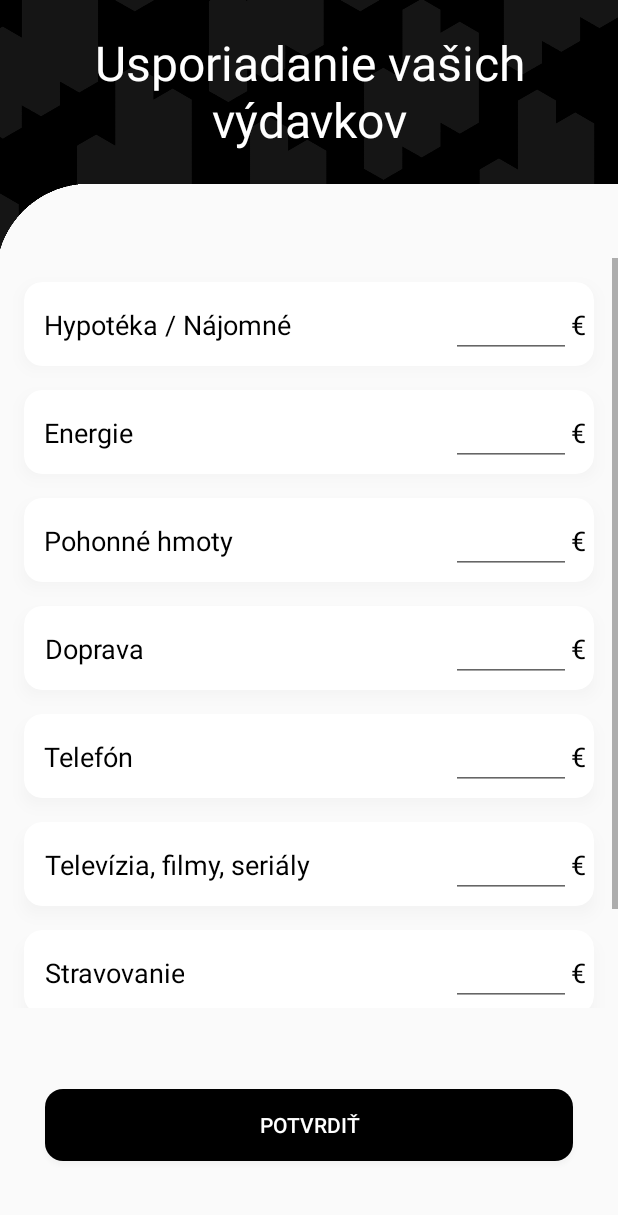
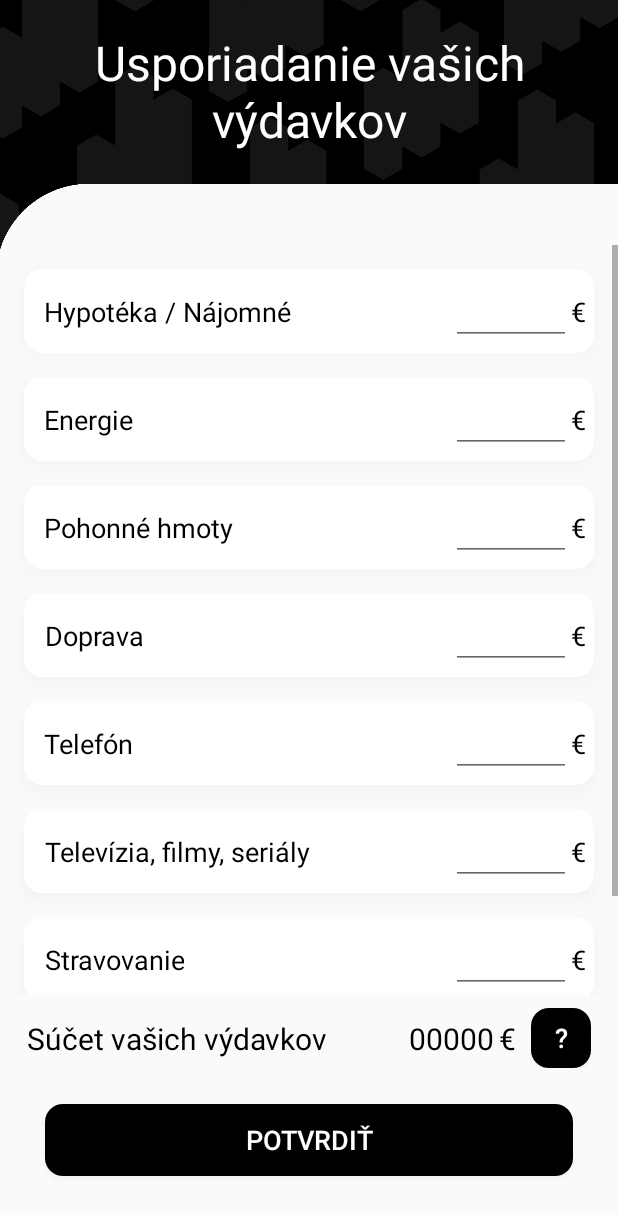
Before and after one commit to Trupendo/FinHealth, an Android app: the AddExpensesFragment screen opened through its navigation route, on a phone screen of 412 x 824 dp. Shown: the top 1215 px of the screen. Run offline under Robolectric (Android 15) with nearby library versions, the phone set to English and light mode, and no system bars; our stand-ins replace Firebase (no records; nobody signed in at launch, a user with empty details on screens opened directly).

Commit message:
AddExpensesFragment update 2.0

```diff
--- a/app/src/main/java/devetlopers/finhealth/AddExpensesFragment.java
+++ b/app/src/main/java/devetlopers/finhealth/AddExpensesFragment.java
@@ -11,6 +11,10 @@ import android.view.LayoutInflater;
 import android.view.View;
 import android.view.ViewGroup;
 import android.widget.Button;
+import android.widget.EditText;
+import android.widget.TextView;
+
+import java.util.concurrent.atomic.AtomicReference;
 
 public class AddExpensesFragment extends Fragment {
 
@@ -29,6 +33,36 @@ public class AddExpensesFragment extends Fragment {
     public void onViewCreated(@NonNull View view, @Nullable Bundle savedInstanceState) {
         super.onViewCreated(view, savedInstanceState);
         Button confirmButton = view.findViewById(R.id.confirmExpenses);
+        Button updateExpenses = view.findViewById(R.id.updateExpenses);
+        EditText hypoteka0 = view.findViewById(R.id.hypoteka);
+        EditText energie0 = view.findViewById(R.id.energie);
+        EditText pohonneHmoty0 = view.findViewById(R.id.pohohonneHmoty);
+        EditText doprava0 = view.findViewById(R.id.doprava);
+        EditText telefon0 = view.findViewById(R.id.telefon);
+        EditText televizia0 = view.findViewById(R.id.televizia);
+        EditText stravovanie0 = view.findViewById(R.id.stravovanie);
+        EditText barber0 = view.findViewById(R.id.barber);
+        TextView continuousExpenses0 = view.findViewById(R.id.continuousExpenses);
+        AtomicReference<Double> sucetVydavkov = new AtomicReference<>((double) 0);
+
+
+        updateExpenses.setOnClickListener(view1 -> {
+            double hypoteka = 0;
+            if (hypoteka0.getText() != null) {
+                System.out.println("Dajme tomu");
+                hypoteka = Double.parseDouble(String.valueOf(hypoteka0.getText()));
+            }
+            else hypoteka = 0;
+            double energie = Double.parseDouble(String.valueOf(energie0.getText()));
+            double pohonneHmoty = Double.parseDouble(String.valueOf(pohonneHmoty0.getText()));
+            double doprava = Double.parseDouble(String.valueOf(doprava0.getText()));
+            double telefon = Double.parseDouble(String.valueOf(telefon0.getText()));
+            double televizia = Double.parseDouble(String.valueOf(televizia0.getText()));
+            double stravovanie = Double.parseDouble(String.valueOf(stravovanie0.getText()));
+            double barber = Double.parseDouble(String.valueOf(barber0.getText()));
+            sucetVydavkov.set(hypoteka + energie + pohonneHmoty + doprava + telefon + televizia + stravovanie + barber);
+            continuousExpenses0.setText(sucetVydavkov.toString());
+        });
 
         confirmButton.setOnClickListener(view1 -> {
             Navigation.findNavController(view).navigate(R.id.action_addExpensesFragment2_to_planCreateFragment);
--- a/app/src/main/res/layout/fragment_add_expenses.xml
+++ b/app/src/main/res/layout/fragment_add_expenses.xml
@@ -7,6 +7,7 @@
     tools:context=".AddExpensesFragment"
     android:background="#fafafa">
 
+    <!-- Pozadie -->
     <ImageView
         android:id="@id/imageView"
         android:layout_width="wrap_content"
@@ -20,6 +21,7 @@
         app:layout_constraintTop_toTopOf="parent"
         app:layout_constraintVertical_bias="0" />
 
+    <!-- Názov fragmentu -->
     <TextView
         android:id="@+id/textView2"
         android:layout_width="wrap_content"
@@ -34,10 +36,12 @@
         app:layout_constraintStart_toStartOf="parent"
         app:layout_constraintTop_toTopOf="parent" />
 
+    <!-- Tabuľka na vpísanie výdavkov -->
     <ScrollView
+        android:id="@+id/scrollView2"
         android:layout_width="match_parent"
         android:layout_height="500dp"
-        android:layout_marginTop="20dp"
+        android:layout_marginTop="2dp"
         app:layout_constraintBottom_toBottomOf="parent"
         app:layout_constraintTop_toTopOf="parent">
 
@@ -47,9 +51,9 @@
             android:layout_marginTop="0dp"
             android:alignmentMode="alignMargins"
             android:columnCount="1"
-            android:rowCount="2"
             android:columnOrderPreserved="false"
             android:orientation="vertical"
+            android:rowCount="2"
             app:layout_constraintTop_toTopOf="@+id/imageView">
 
             <!-- Hypotéka / Nájomné -->
@@ -58,8 +62,8 @@
                 android:layout_height="wrap_content"
                 android:layout_rowWeight="1"
                 android:layout_columnWeight="1"
+                android:layout_marginLeft="16dp"
                 android:layout_marginTop="16dp"
-                android:layout_marginLeft="16dp"
                 android:layout_marginRight="16dp"
                 app:cardCornerRadius="12dp"
                 app:cardElevation="6dp">
@@ -73,8 +77,8 @@
                         android:layout_width="wrap_content"
                         android:layout_height="match_parent"
                         android:layout_gravity="left"
+                        android:layout_marginLeft="8dp"
                         android:gravity="center"
-                        android:layout_marginLeft="8dp"
                         android:text="Hypotéka / Nájomné"
                         android:textColor="#000000"
                         android:textSize="18sp"
@@ -83,7 +87,7 @@
                         app:layout_constraintTop_toTopOf="parent" />
 
                     <EditText
-                        android:id="@+id/emailField"
+                        android:id="@+id/hypoteka"
                         android:layout_width="80dp"
                         android:layout_height="wrap_content"
                         android:layout_gravity="right"
@@ -118,8 +122,8 @@
                 android:layout_height="wrap_content"
                 android:layout_rowWeight="1"
                 android:layout_columnWeight="1"
+                android:layout_marginLeft="16dp"
                 android:layout_marginTop="16dp"
-                android:layout_marginLeft="16dp"
                 android:layout_marginRight="16dp"
                 app:cardCornerRadius="12dp"
                 app:cardElevation="6dp">
@@ -133,8 +137,8 @@
                         android:layout_width="wrap_content"
                         android:layout_height="match_parent"
                         android:layout_gravity="left"
+                        android:layout_marginLeft="8dp"
                         android:gravity="center"
-                        android:layout_marginLeft="8dp"
                         android:text="Energie"
                         android:textColor="#000000"
                         android:textSize="18sp"
@@ -178,8 +182,8 @@
                 android:layout_height="wrap_content"
                 android:layout_rowWeight="1"
                 android:layout_columnWeight="1"
+                android:layout_marginLeft="16dp"
                 android:layout_marginTop="16dp"
-                android:layout_marginLeft="16dp"
                 android:layout_marginRight="16dp"
                 app:cardCornerRadius="12dp"
                 app:cardElevation="6dp">
@@ -193,8 +197,8 @@
                         android:layout_width="wrap_content"
                         android:layout_height="match_parent"
                         android:layout_gravity="left"
+                        android:layout_marginLeft="8dp"
                         android:gravity="center"
-                        android:layout_marginLeft="8dp"
                         android:text="Pohonné hmoty"
                         android:textColor="#000000"
                         android:textSize="18sp"
@@ -238,8 +242,8 @@
                 android:layout_height="wrap_content"
                 android:layout_rowWeight="1"
                 android:layout_columnWeight="1"
+                android:layout_marginLeft="16dp"
                 android:layout_marginTop="16dp"
-                android:layout_marginLeft="16dp"
                 android:layout_marginRight="16dp"
                 app:cardCornerRadius="12dp"
                 app:cardElevation="6dp">
@@ -253,8 +257,8 @@
                         android:layout_width="wrap_content"
                         android:layout_height="match_parent"
                         android:layout_gravity="left"
+                        android:layout_marginLeft="8dp"
                         android:gravity="center"
-                        android:layout_marginLeft="8dp"
                         android:text="Doprava"
                         android:textColor="#000000"
                         android:textSize="18sp"
@@ -298,8 +302,8 @@
                 android:layout_height="wrap_content"
                 android:layout_rowWeight="1"
                 android:layout_columnWeight="1"
+                android:layout_marginLeft="16dp"
                 android:layout_marginTop="16dp"
-                android:layout_marginLeft="16dp"
                 android:layout_marginRight="16dp"
                 app:cardCornerRadius="12dp"
                 app:cardElevation="6dp">
@@ -313,8 +317,8 @@
                         android:layout_width="wrap_content"
                         android:layout_height="match_parent"
                         android:layout_gravity="left"
+                        android:layout_marginLeft="8dp"
                         android:gravity="center"
-                        android:layout_marginLeft="8dp"
                         android:text="Telefón"
                         android:textColor="#000000"
                         android:textSize="18sp"
@@ -358,8 +362,8 @@
                 android:layout_height="wrap_content"
                 android:layout_rowWeight="1"
                 android:layout_columnWeight="1"
+                android:layout_marginLeft="16dp"
                 android:layout_marginTop="16dp"
-                android:layout_marginLeft="16dp"
                 android:layout_marginRight="16dp"
                 app:cardCornerRadius="12dp"
                 app:cardElevation="6dp">
@@ -373,8 +377,8 @@
                         android:layout_width="wrap_content"
                         android:layout_height="match_parent"
                         android:layout_gravity="left"
+                        android:layout_marginLeft="8dp"
                         android:gravity="center"
-                        android:layout_marginLeft="8dp"
                         android:text="Televízia, filmy, seriály"
                         android:textColor="#000000"
                         android:textSize="18sp"
@@ -418,8 +422,8 @@
                 android:layout_height="wrap_content"
                 android:layout_rowWeight="1"
                 android:layout_columnWeight="1"
+                android:layout_marginLeft="16dp"
                 android:layout_marginTop="16dp"
-                android:layout_marginLeft="16dp"
                 android:layout_marginRight="16dp"
                 app:cardCornerRadius="12dp"
                 app:cardElevation="6dp">
@@ -433,8 +437,8 @@
                         android:layout_width="wrap_content"
                         android:layout_height="match_parent"
                         android:layout_gravity="left"
+                        android:layout_marginLeft="8dp"
                         android:gravity="center"
-                        android:layout_marginLeft="8dp"
                         android:text="Stravovanie"
                         android:textColor="#000000"
                         android:textSize="18sp"
@@ -478,8 +482,8 @@
                 android:layout_height="wrap_content"
                 android:layout_rowWeight="1"
                 android:layout_columnWeight="1"
+                android:layout_marginLeft="16dp"
                 android:layout_marginTop="16dp"
-                android:layout_marginLeft="16dp"
                 android:layout_marginRight="16dp"
                 app:cardCornerRadius="12dp"
                 app:cardElevation="6dp">
@@ -493,8 +497,8 @@
                         android:layout_width="wrap_content"
                         android:layout_height="match_parent"
                         android:layout_gravity="left"
+                        android:layout_marginLeft="8dp"
                         android:gravity="center"
-                        android:layout_marginLeft="8dp"
                         android:text="Kaderník / Barber"
                         android:textColor="#000000"
                         android:textSize="18sp"
@@ -536,17 +540,83 @@
 
     </ScrollView>
 
+    <!-- Predbežný súčet výdavkov -->
+    <androidx.constraintlayout.widget.ConstraintLayout
+        android:layout_width="match_parent"
+        android:layout_height="wrap_content"
+        android:layout_marginLeft="18dp"
+        android:layout_marginRight="18dp"
+        android:layout_marginBottom="24dp"
+        app:layout_constraintBottom_toTopOf="@+id/confirmExpenses"
+        app:layout_constraintEnd_toEndOf="parent"
+        app:layout_constraintStart_toStartOf="parent">
+
+        <TextView
+            android:id="@+id/textView18"
+            android:layout_width="wrap_content"
+            android:layout_height="wrap_content"
+            android:gravity="center"
+            android:text="Súčet vašich výdavkov"
+            android:textColor="#000000"
+            android:textSize="20dp"
+            app:layout_constraintBottom_toBottomOf="parent"
+            app:layout_constraintStart_toStartOf="parent"
+            app:layout_constraintTop_toTopOf="parent" />
+
+        <TextView
+            android:id="@+id/continuousExpenses"
+            android:layout_width="wrap_content"
+            android:layout_height="wrap_content"
+            android:layout_marginRight="3dp"
+            android:gravity="center"
+            android:text="00000"
+            android:textColor="#000000"
+            android:textSize="20dp"
+            app:layout_constraintBottom_toBottomOf="parent"
+            app:layout_constraintEnd_toStartOf="@+id/textView19"
+            app:layout_constraintTop_toTopOf="parent" />
+
+        <TextView
+            android:id="@+id/textView19"
+            android:layout_width="wrap_content"
+            android:layout_height="wrap_content"
+            android:layout_marginRight="10dp"
+            android:gravity="center"
+            android:text="€"
+            android:textColor="#000000"
+            android:textSize="20dp"
+            app:layout_constraintBottom_toBottomOf="parent"
+            app:layout_constraintEnd_toStartOf="@+id/updateExpenses"
+            app:layout_constraintTop_toTopOf="parent" />
+
+        <Button
+            android:id="@+id/updateExpenses"
+            android:layout_width="40dp"
+            android:layout_height="40dp"
+            android:background="@drawable/button_round_black"
+            android:gravity="center"
+            android:text="?"
+            android:textColor="#ffffff"
+            android:textSize="18sp"
+            app:layout_constraintBottom_toBottomOf="parent"
+            app:layout_constraintEnd_toEndOf="parent"
+            app:layout_constraintTop_toTopOf="parent" />
+
+    </androidx.constraintlayout.widget.ConstraintLayout>
+
+    <!-- Potvrdiť -->
     <Button
         android:id="@+id/confirmExpenses"
         android:layout_width="0dp"
         android:layout_height="wrap_content"
         android:layout_marginLeft="30dp"
         android:layout_marginRight="30dp"
-        android:layout_marginBottom="50dp"
+        android:layout_marginBottom="40dp"
         android:background="@drawable/button_round_black"
         android:gravity="center"
         android:text="@string/confirm"
         android:textColor="#ffffff"
+        android:textSize="18sp"
         app:layout_constraintBottom_toBottomOf="parent"
         app:layout_constraintEnd_toEndOf="parent"
         app:layout_constraintHorizontal_bias="0.262"
```
Also changed, not shown: app/src/main/res/layout/fragment_login.xml (+41 -39 lines), app/src/main/res/layout/fragment_registration.xml (+36 -36 lines).
